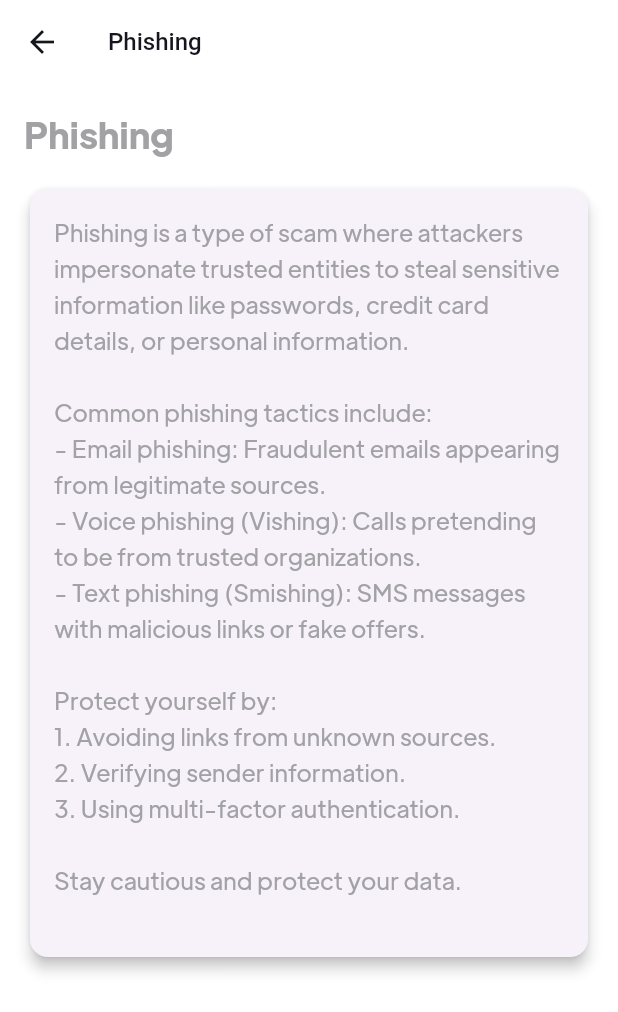
After one commit to Alan2201038/JTACS, a Flutter app: the HomeScreen screen opened by its route, after a tap on "Phishing", on a phone screen of 412 x 824 dp. The commit adds this screen. Shown: the top 1012 px of the screen. Run offline on Flutter 3.47's test engine with Material 3 defaults, Android fonts, the phone set to English and light mode, and no system bars; our stand-ins replace cached_network_image, flutter_rating_bar, flutter_svg, form_field_validator; missing offline and left inert: flutter_vibrate.

Commit message:
Update main screens

```diff
--- a/lib/screens/auth/views/login_screen.dart
+++ b/lib/screens/auth/views/login_screen.dart
@@ -37,7 +37,7 @@ class _LoginScreenState extends State<LoginScreen> {
                   ),
                   const SizedBox(height: defaultPadding / 2),
                   const Text(
-                    "Log in with your data that you intered during your registration.",
+                    "Log in with your data that you entered during your registration.",
                   ),
                   const SizedBox(height: defaultPadding),
                   LogInForm(formKey: _formKey),
@@ -57,12 +57,10 @@ class _LoginScreenState extends State<LoginScreen> {
                   ),
                   ElevatedButton(
                     onPressed: () {
-                      if (_formKey.currentState!.validate()) {
                         Navigator.pushNamedAndRemoveUntil(
                             context,
                             entryPointScreenRoute,
                             ModalRoute.withName(logInScreenRoute));
-                      }
                     },
                     child: const Text("Log in"),
                   ),
--- a/lib/screens/home/views/home_screen.dart
+++ b/lib/screens/home/views/home_screen.dart
@@ -1,4 +1,5 @@
 import 'package:flutter/material.dart';
+import 'package:shop/screens/infoscam/info.dart';
 
 class HomeScreen extends StatelessWidget {
   const HomeScreen({Key? key}) : super(key: key);
@@ -56,12 +57,12 @@ class HomeScreen extends StatelessWidget {
                         spacing: 8,
                         runSpacing: 8,
                         children: [
-                          _buildInfoChip("Phishing"),
-                          _buildInfoChip("Urgency"),
-                          _buildInfoChip("One-Time Password (OTP)"),
-                          _buildInfoChip("Fake Loan Offers"),
-                          _buildInfoChip("Suspicious Links"),
-                          _buildInfoChip("Too Good to Be True"),
+                          _buildInfoChip(context, "Phishing"),
+                          _buildInfoChip(context, "Urgency"),
+                          _buildInfoChip(context, "One-Time Password (OTP)"),
+                          _buildInfoChip(context, "Fake Loan Offers"),
+                          _buildInfoChip(context, "Suspicious Links"),
+                          _buildInfoChip(context, "Too Good to Be True"),
                         ],
                       ),
                     ],
@@ -110,15 +111,27 @@ class HomeScreen extends StatelessWidget {
     );
   }
 
-  Widget _buildInfoChip(String text) {
-    return Chip(
+  Widget _buildInfoChip(BuildContext context, String text) {
+  return GestureDetector(
+    onTap: () {
+      print("asd");
+      Navigator.push(
+        context,
+        MaterialPageRoute(
+          builder: (context) => InfoDetailScreen(title: text),
+        ),
+      );
+    },
+    child: Chip(
       label: Text(text),
       avatar: const Icon(Icons.info_outline, size: 18),
       backgroundColor: Colors.blue[50],
       labelStyle: const TextStyle(color: Colors.blue),
       padding: const EdgeInsets.symmetric(horizontal: 8, vertical: 4),
-    );
-  }
+    ),
+  );
+}
+
 
   Widget _buildTipRow(IconData icon, String text) {
     return Row(
--- /dev/null
+++ b/lib/screens/infoscam/info.dart
@@ -0,0 +1,69 @@
+import 'package:flutter/material.dart';
+
+class InfoDetailScreen extends StatelessWidget {
+  final String title;
+
+  const InfoDetailScreen({Key? key, required this.title}) : super(key: key);
+
+  @override
+  Widget build(BuildContext context) {
+    // Text to display based on the title
+    final String detailsText = title == "Phishing"
+        ? '''
+Phishing is a type of scam where attackers impersonate trusted entities to steal sensitive information like passwords, credit card details, or personal information.
+
+Common phishing tactics include:
+- Email phishing: Fraudulent emails appearing from legitimate sources.
+- Voice phishing (Vishing): Calls pretending to be from trusted organizations.
+- Text phishing (Smishing): SMS messages with malicious links or fake offers.
+
+Protect yourself by:
+1. Avoiding links from unknown sources.
+2. Verifying sender information.
+3. Using multi-factor authentication.
+
+Stay cautious and protect your data.
+'''
+        : 'Details about $title';
+
+    return Scaffold(
+      appBar: AppBar(
+        title: Text(title),
+      ),
+      body: Padding(
+        padding: const EdgeInsets.all(16.0),
+        child: SingleChildScrollView(
+          child: Column(
+            crossAxisAlignment: CrossAxisAlignment.start,
+            children: [
+              // Title
+              Text(
+                title,
+                style: const TextStyle(
+                  fontSize: 24,
+                  fontWeight: FontWeight.bold,
+                ),
+              ),
+              const SizedBox(height: 16),
+
+              // Textbox-like Card
+              Card(
+                shape: RoundedRectangleBorder(
+                  borderRadius: BorderRadius.circular(12),
+                ),
+                elevation: 4,
+                child: Padding(
+                  padding: const EdgeInsets.all(16.0),
+                  child: Text(
+                    detailsText,
+                    style: const TextStyle(fontSize: 16, height: 1.5),
+                  ),
+                ),
+              ),
+            ],
+          ),
+        ),
+      ),
+    );
+  }
+}
```
Also changed, not shown: pubspec.lock.
